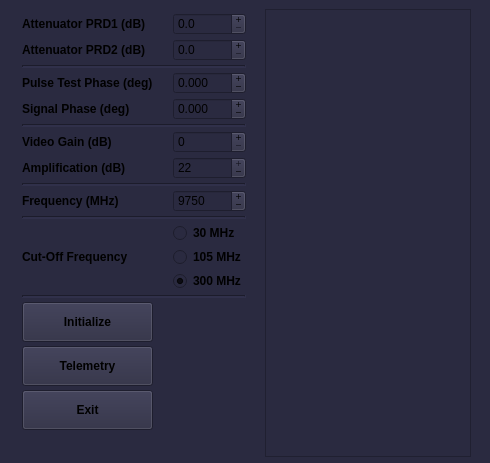
The window that atomize/control_center/gui/mw_main_window.ui (Anatoly1010/Atomize_NIOCH) describes before a commit, drawn with Qt 5.
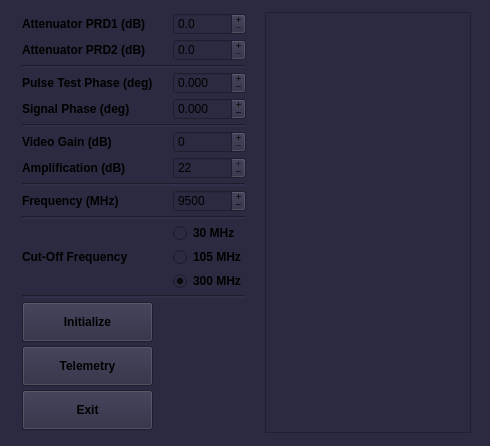
The same window after the commit.

The edit to the form file:
```diff
--- a/atomize/control_center/gui/mw_main_window.ui
+++ b/atomize/control_center/gui/mw_main_window.ui
@@ -7,7 +7,7 @@
     <x>0</x>
     <y>0</y>
     <width>490</width>
-    <height>463</height>
+    <height>446</height>
    </rect>
   </property>
   <property name="sizePolicy">
@@ -19,13 +19,13 @@
   <property name="minimumSize">
    <size>
     <width>490</width>
-    <height>463</height>
+    <height>446</height>
    </size>
   </property>
   <property name="maximumSize">
    <size>
     <width>490</width>
-    <height>463</height>
+    <height>446</height>
    </size>
   </property>
   <property name="font">
@@ -50,13 +50,13 @@
    <property name="minimumSize">
     <size>
      <width>490</width>
-     <height>463</height>
+     <height>446</height>
     </size>
    </property>
    <property name="maximumSize">
     <size>
      <width>490</width>
-     <height>463</height>
+     <height>446</height>
     </size>
    </property>
    <layout class="QGridLayout" name="gridLayout_2">
@@ -476,7 +476,7 @@
          <enum>QAbstractSpinBox::DefaultStepType</enum>
         </property>
         <property name="value">
-         <number>9750</number>
+         <number>9500</number>
         </property>
        </widget>
       </item>
@@ -519,13 +519,13 @@
       <property name="minimumSize">
        <size>
         <width>60</width>
-        <height>448</height>
+        <height>421</height>
        </size>
       </property>
       <property name="maximumSize">
        <size>
         <width>400</width>
-        <height>448</height>
+        <height>421</height>
        </size>
       </property>
       <property name="font">
```
